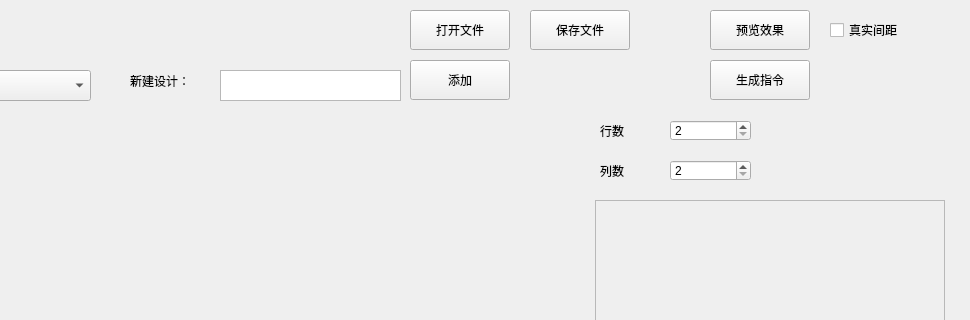
Qt form BannerDesigner.ui (345ljh/MinecraftBannerDesigner) before a commit; both pictures show x 230 to 1200 and y 0 to 320 of the 1200 by 700 pixel window.
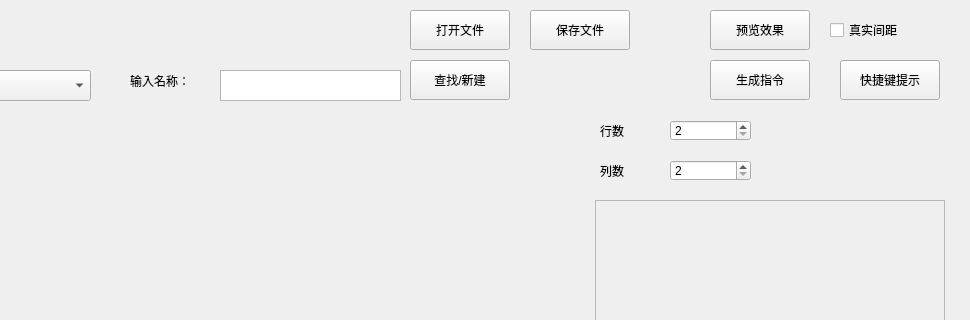
The same form after that commit.

Diff of the .ui file:
```diff
--- a/BannerDesigner.ui
+++ b/BannerDesigner.ui
@@ -183,7 +183,7 @@
     </rect>
    </property>
    <property name="text">
-    <string>新建设计：</string>
+    <string>输入名称：</string>
    </property>
   </widget>
   <widget class="QPlainTextEdit" name="NewDesignTextEdit">
@@ -211,7 +211,7 @@
     </rect>
    </property>
    <property name="text">
-    <string>添加</string>
+    <string>查找/新建</string>
    </property>
   </widget>
   <widget class="QPushButton" name="SaveFileButton">
@@ -266,6 +266,19 @@
     <string>真实间距</string>
    </property>
   </widget>
+  <widget class="QPushButton" name="InfoButton">
+   <property name="geometry">
+    <rect>
+     <x>1070</x>
+     <y>60</y>
+     <width>100</width>
+     <height>40</height>
+    </rect>
+   </property>
+   <property name="text">
+    <string>快捷键提示</string>
+   </property>
+  </widget>
  </widget>
  <resources/>
  <connections/>
```
Left out of the diff: 2 changed lines with no effect on the pictures.
